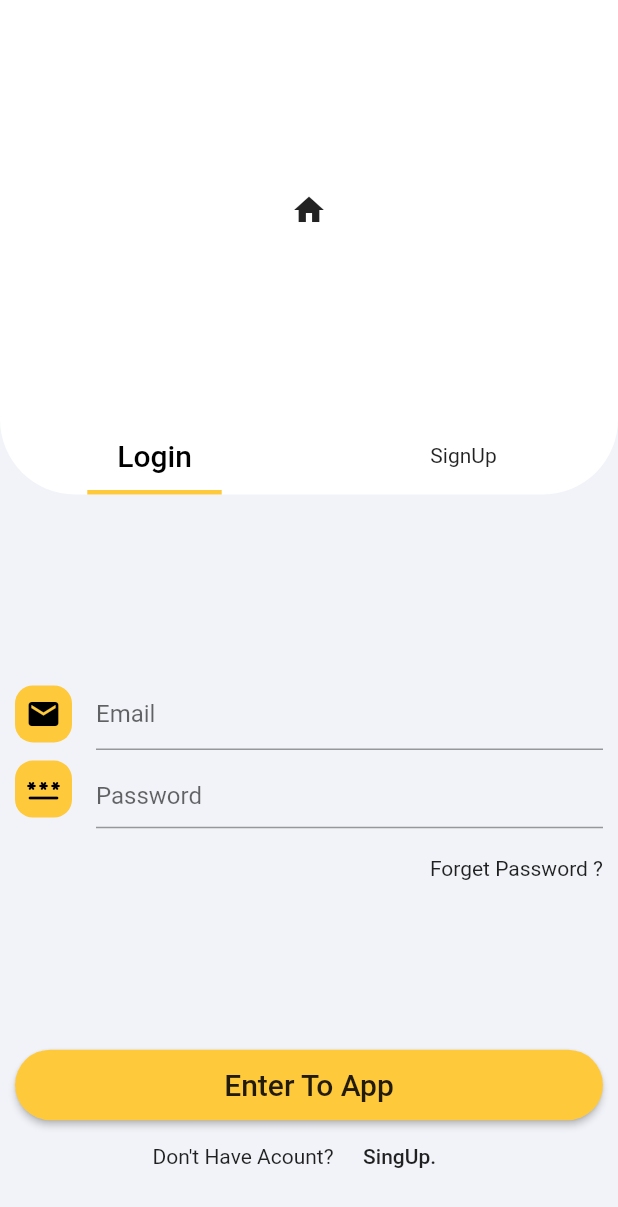
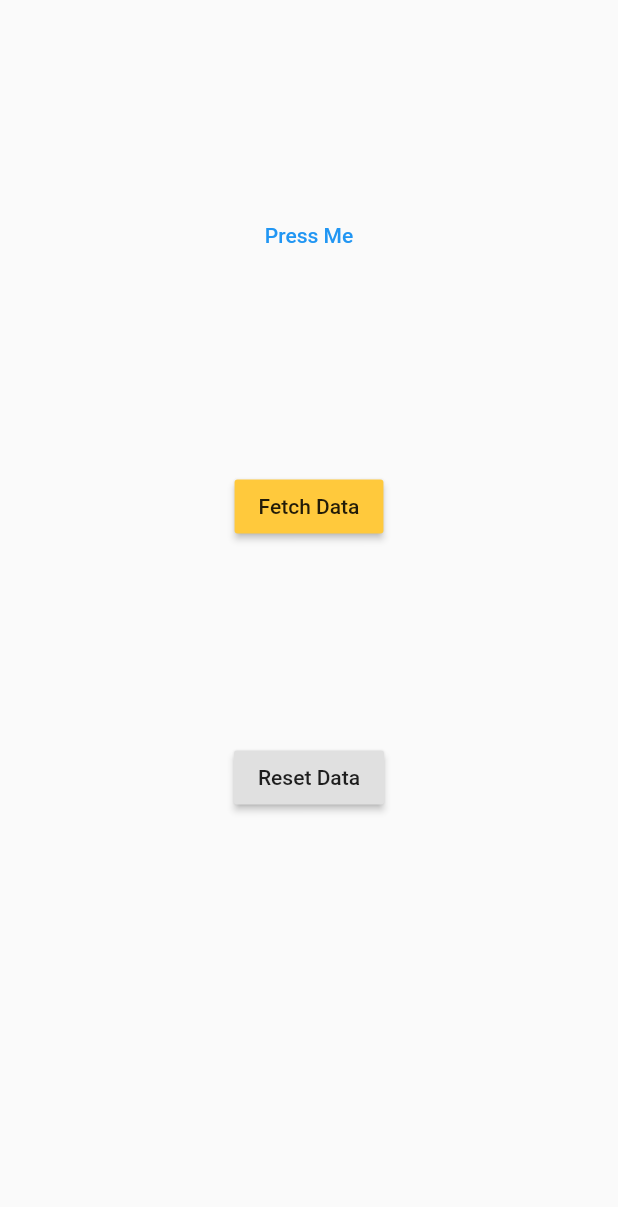
Before and after one commit to rashedmahram/Login_flutter_app, a Flutter app: the screen it shows after launch, on a phone screen of 412 x 824 dp. Shown: the top 1207 px of the screen. Run offline on Flutter 3.47's test engine with Material 2 defaults, Android fonts, the phone set to English and light mode, and no system bars; our stand-ins replace dio.

Commit message:
add http and dio package call json data

```diff
--- a/lib/main.dart
+++ b/lib/main.dart
@@ -1,4 +1,5 @@
-import 'package:demo_app/login.dart';
+
+import 'package:demo_app/screens/webservice_page.dart';
 import 'package:flutter/material.dart';
 
 void main() => runApp(MyApp());
@@ -9,7 +10,7 @@ class MyApp extends StatelessWidget {
     return MaterialApp(
       debugShowCheckedModeBanner: false,
       theme: ThemeData(),
-      home: LoginPage(),
+      home: CallPage(),
     );
   }
 }
--- /dev/null
+++ b/lib/screens/webservice_page.dart
@@ -0,0 +1,81 @@
+import 'package:demo_app/constans.dart';
+import 'package:dio/dio.dart';
+import 'package:flutter/material.dart';
+import 'package:http/http.dart';
+
+
+class CallPage extends StatefulWidget {
+  const CallPage({Key? key}) : super(key: key);
+
+  @override
+  _CallPageState createState() => _CallPageState();
+}
+
+class _CallPageState extends State<CallPage> {
+  String myData="";
+  @override
+  Widget build(BuildContext context) {
+    return SafeArea(
+      child: Scaffold(
+        body: Center(
+          child: Column(
+            crossAxisAlignment: CrossAxisAlignment.center,
+            mainAxisAlignment: MainAxisAlignment.spaceEvenly,
+            children: [
+              TextButton(onPressed: fetchData,child: Text("Press Me"),),
+              RaisedButton(
+                onPressed: fetchData,
+                color: yellowColor,
+                child: Text("Fetch Data"),
+              ),
+              RaisedButton(
+                onPressed: restData,
+                child: Text("Reset Data"),
+              ),
+              Text(myData)
+            ],
+          ),
+        ),
+      ),
+    );
+  }
+
+fetchData() {
+    setState(() {
+      Fetch();
+      myData = "Fetched";
+    });
+  }
+
+  restData() {
+    setState(() {
+      print("reseted");
+      myData = "sss";
+    });
+  }
+  Future<void> fetchDio() async {
+    try {
+        var response = await Dio().get('https://jsonplaceholder.typicode.com/posts/1');
+        print(response);
+    } catch (e) {
+      print(e);
+    }
+  }
+
+  Future<String> Fetch() async {
+    var results;
+    try {
+      var url = Uri.parse( "https://jsonplaceholder.typicode.com/posts/1");
+      var response= await get(url);
+
+       setState(() {
+         myData=response.body.toString();
+       });
+
+    } catch (e) {
+      print(e);
+      return e.toString();
+    }
+    return results.toString();
+  }
+}
--- a/pubspec.yaml
+++ b/pubspec.yaml
@@ -28,8 +28,10 @@ environment:
 # versions available, run `flutter pub outdated`.
 dependencies:
   cupertino_icons: ^1.0.2
+  dio: ^4.0.4
   flutter:
     sdk: flutter
+  http: ^0.13.4
   json_annotation: ^4.4.0
   json_serializable: ^6.1.4
   kartal: ^2.3.1
```
Also changed, not shown: pubspec.lock.
